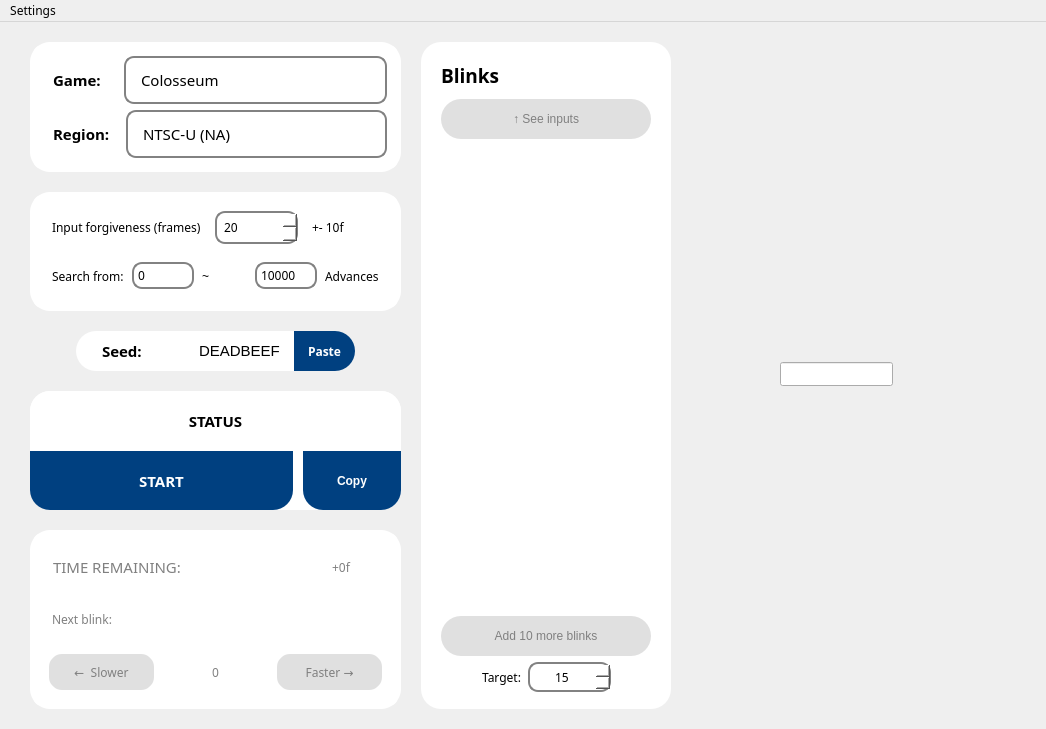
Old version of the form OpenBlink/GuiProjectBackup/OpenBlink2/mainwindow.ui in the repository KapitalRoser/OpenBlink.
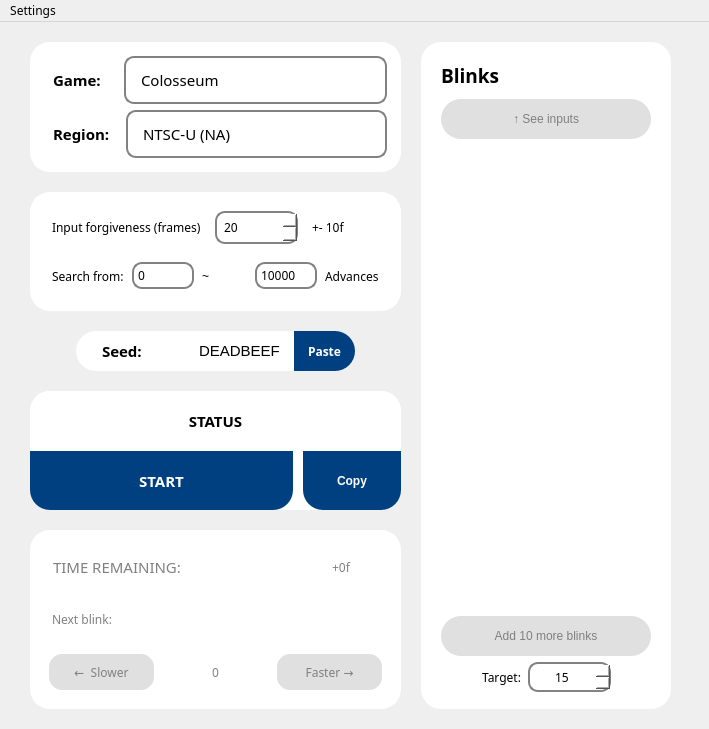
New version of the form. Icons and pictures are not drawn.

```diff
--- a/OpenBlink/GuiProjectBackup/OpenBlink2/mainwindow.ui
+++ b/OpenBlink/GuiProjectBackup/OpenBlink2/mainwindow.ui
@@ -6,7 +6,7 @@
    <rect>
     <x>0</x>
     <y>0</y>
-    <width>1046</width>
+    <width>709</width>
     <height>729</height>
    </rect>
   </property>
@@ -1294,23 +1294,13 @@
      </item>
     </layout>
    </widget>
-   <widget class="QLineEdit" name="lineEdit">
-    <property name="geometry">
-     <rect>
-      <x>780</x>
-      <y>340</y>
-      <width>113</width>
-      <height>24</height>
-     </rect>
-    </property>
-   </widget>
   </widget>
   <widget class="QMenuBar" name="menubar">
    <property name="geometry">
     <rect>
      <x>0</x>
      <y>0</y>
-     <width>1046</width>
+     <width>709</width>
      <height>20</height>
     </rect>
    </property>
```
